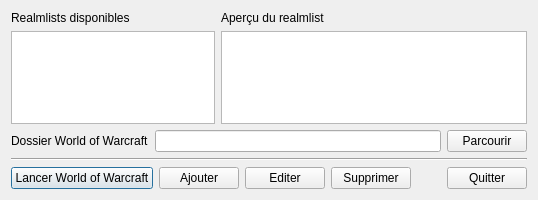
The window that fenprincipale.ui (Zxb12/EasyRealm) describes before a commit, drawn with Qt 5.
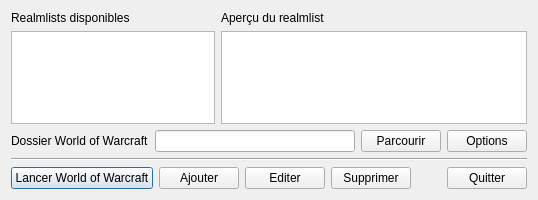
The same window after the commit. Icons and pictures are not drawn.

Commit message: Ajout d'une fenetre d'options. Possibilite d'utiliser ou non le vidage de cache.

What changed in the file:
```diff
--- a/fenprincipale.ui
+++ b/fenprincipale.ui
@@ -103,6 +103,17 @@
        </property>
       </widget>
      </item>
+     <item>
+      <widget class="QPushButton" name="ui_btnOptions">
+       <property name="text">
+        <string>Options</string>
+       </property>
+       <property name="icon">
+        <iconset resource="EasyRealmRessources.qrc">
+         <normaloff>:/FenPrincipale/ressources/options.png</normaloff>:/FenPrincipale/ressources/options.png</iconset>
+       </property>
+      </widget>
+     </item>
     </layout>
    </item>
    <item>
```
The commit also changes 9 other files.
